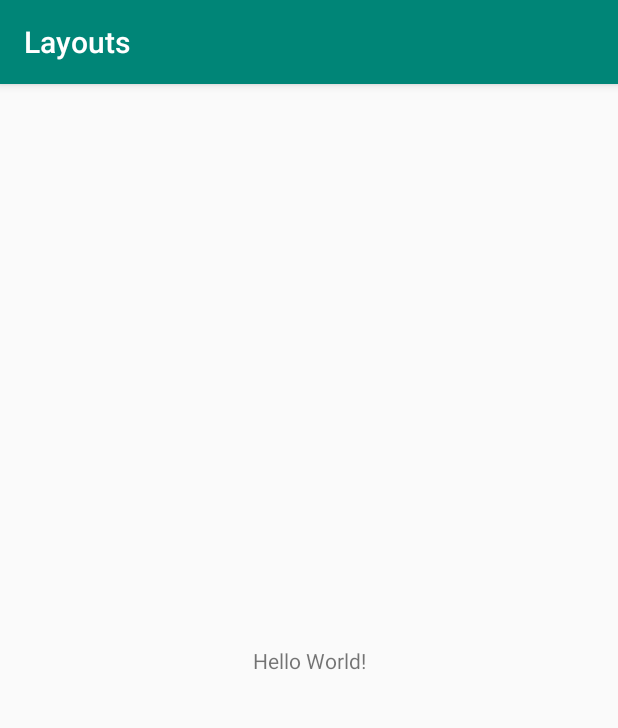
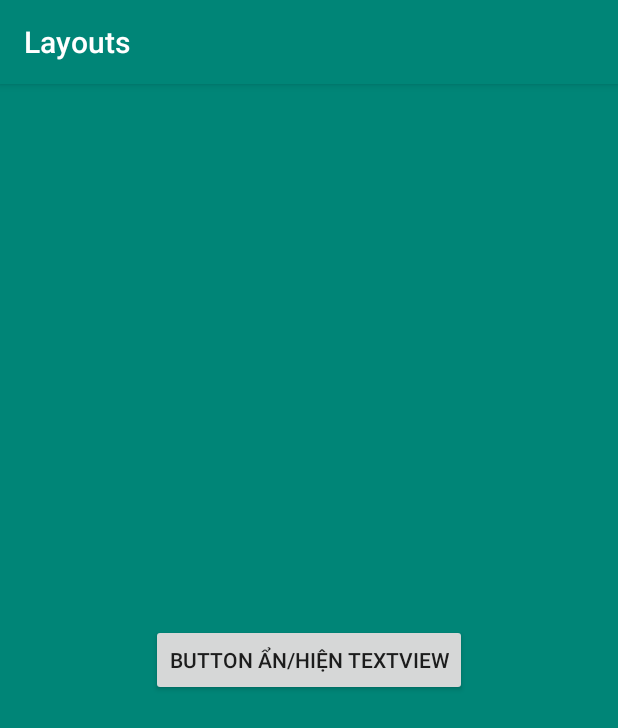
Before and after one commit to vanthang10a9/Layouts, an Android app: the screen it shows after launch (MainActivity), on a phone screen of 412 x 824 dp. Shown: the top 728 px of the screen. Run offline under Robolectric (Android 15) with nearby library versions, the phone set to English and light mode, and no system bars.

Commit message:
tạo frame layout, - frame layout có ghi đè view lên nhau, -set nút ẩn hiện imageview nền che textview nằm sau

```diff
--- a/app/src/main/java/com/example/layouts/MainActivity.java
+++ b/app/src/main/java/com/example/layouts/MainActivity.java
@@ -3,12 +3,30 @@ package com.example.layouts;
 import androidx.appcompat.app.AppCompatActivity;
 
 import android.os.Bundle;
+import android.view.View;
+import android.widget.Button;
+import android.widget.ImageView;
 
 public class MainActivity extends AppCompatActivity {
 
+    private ImageView mImageView;
     @Override
     protected void onCreate(Bundle savedInstanceState) {
         super.onCreate(savedInstanceState);
         setContentView(R.layout.activity_main);
+
+        mImageView = (ImageView) findViewById(R.id.image);
+
+
+        Button button = (Button) findViewById(R.id.button);
+        button.setOnClickListener(new View.OnClickListener() {
+            @Override
+            public void onClick(View view) {
+                if(mImageView.getVisibility() == mImageView.VISIBLE)
+                    mImageView.setVisibility(View.GONE);
+                else
+                    mImageView.setVisibility(View.VISIBLE);
+            }
+        });
     }
 }
--- a/app/src/main/res/layout/activity_main.xml
+++ b/app/src/main/res/layout/activity_main.xml
@@ -1,18 +1,28 @@
 <?xml version="1.0" encoding="utf-8"?>
-<androidx.constraintlayout.widget.ConstraintLayout xmlns:android="http://schemas.android.com/apk/res/android"
-    xmlns:app="http://schemas.android.com/apk/res-auto"
-    xmlns:tools="http://schemas.android.com/tools"
+<FrameLayout android:layout_height="match_parent"
     android:layout_width="match_parent"
-    android:layout_height="match_parent"
-    tools:context=".MainActivity">
+    xmlns:android="http://schemas.android.com/apk/res/android">
 
     <TextView
+        android:text="this is text"
+        android:background="#00BCD4"
+        android:textStyle="bold|italic"
+        android:textSize="50dp"
+        android:textAlignment="center"
+        android:layout_gravity="right"
+        android:textColor="#FF0077"
+        android:layout_width="match_parent"
+        android:layout_height="wrap_content" />
+    <ImageView
+        android:id="@+id/image"
+        android:background="@color/colorPrimary"
+        android:layout_width="match_parent"
+        android:layout_height="match_parent" />
+    <Button
+        android:id="@+id/button"
+        android:text="button ẩn/hiện textview"
+        android:layout_gravity="center"
         android:layout_width="wrap_content"
-        android:layout_height="wrap_content"
-        android:text="Hello World!"
-        app:layout_constraintBottom_toBottomOf="parent"
-        app:layout_constraintLeft_toLeftOf="parent"
-        app:layout_constraintRight_toRightOf="parent"
-        app:layout_constraintTop_toTopOf="parent" />
+        android:layout_height="wrap_content" />
 
-</androidx.constraintlayout.widget.ConstraintLayout>
+</FrameLayout>
```
